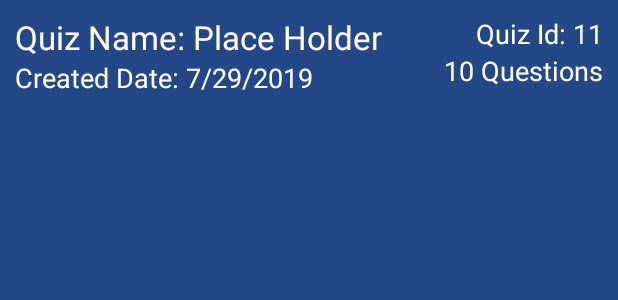
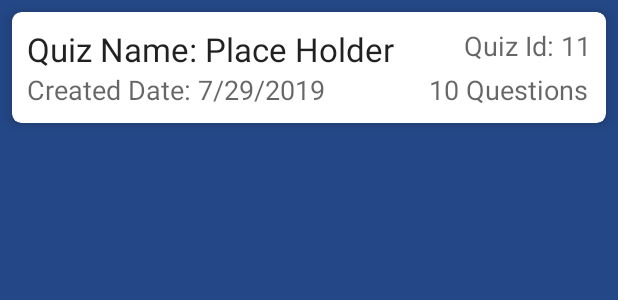
Before and after one commit to johade777/QuoteMNativeAndroid, an Android app: the layout item_view_quiz.xml on its own in the app's theme, with its tools: preview values and no code run, on a phone screen of 412 x 824 dp. Shown: the top 300 px of the screen. Run offline under Robolectric (Android 15) with nearby library versions, the light colour scheme and no system bars.

Commit message:
Improved questions / quizzes list by adding card views, add on longclick listners for deletion, logout implemented

```diff
--- a/app/src/main/java/com/johade/quotem/Views_Activities/LoginActivity.java
+++ b/app/src/main/java/com/johade/quotem/Views_Activities/LoginActivity.java
@@ -34,9 +34,7 @@
         loginButton = findViewById(R.id.loginButton);
         registerButton = findViewById(R.id.registerButton);
         repository = new QuoteMRepository(this);
-
         loginButton.setOnClickListener(view -> login());
-
         registerButton.setOnClickListener(view -> register());
 
         checkIfLoggedIn();
@@ -49,7 +47,7 @@
         call.enqueue(new Callback<LoginResponse>() {
             @Override
             public void onResponse(Call<LoginResponse> call, Response<LoginResponse> response) {
-                if(response.isSuccessful()) {
+                if(response.isSuccessful() && response.body().getAuthToken() != null) {
                     Toast.makeText(LoginActivity.this, "Token: " + response.body().getAuthToken(), Toast.LENGTH_LONG).show();
                     repository.setToken(response.body().getAuthToken());
                     loggedIn();
--- a/app/src/main/java/com/johade/quotem/Views_Activities/MainActivity.java
+++ b/app/src/main/java/com/johade/quotem/Views_Activities/MainActivity.java
@@ -53,7 +53,7 @@
     }
 
     private void logout(){
-        //Call Logout api
+        repository.logout();
         this.finish();
     }
 
--- a/app/src/main/java/com/johade/quotem/Views_Activities/QuestionsActivity.java
+++ b/app/src/main/java/com/johade/quotem/Views_Activities/QuestionsActivity.java
@@ -1,6 +1,7 @@
 package com.johade.quotem.Views_Activities;
 
 import androidx.appcompat.app.AppCompatActivity;
+import androidx.recyclerview.widget.DividerItemDecoration;
 import androidx.recyclerview.widget.LinearLayoutManager;
 import androidx.recyclerview.widget.RecyclerView;
 
@@ -82,4 +83,9 @@
     @Override
     public void onItemClick(int itemPosition) {
     }
+
+    @Override
+    public void onItemLongClick(int itemPostion) {
+        Toast.makeText(this, "Long Click: " + adapter.getQuestion(itemPostion).question, Toast.LENGTH_SHORT).show();
+    }
 }
--- a/app/src/main/java/com/johade/quotem/Views_Activities/QuizzesActivity.java
+++ b/app/src/main/java/com/johade/quotem/Views_Activities/QuizzesActivity.java
@@ -1,6 +1,7 @@
 package com.johade.quotem.Views_Activities;
 
 import androidx.appcompat.app.AppCompatActivity;
+import androidx.recyclerview.widget.DividerItemDecoration;
 import androidx.recyclerview.widget.LinearLayoutManager;
 import androidx.recyclerview.widget.RecyclerView;
 
@@ -79,4 +80,9 @@
         intent.putExtra("quiz_Id", clickedQuiz.getQuiz_id());
         startActivity(intent);
     }
+
+    @Override
+    public void onItemLongClick(int itemPostion) {
+        Toast.makeText(this, "Long Click: " + adapter.getQuiz(itemPostion).getQuiz_name(), Toast.LENGTH_SHORT).show();
+    }
 }
--- a/app/src/main/java/com/johade/quotem/adapters/OnRecyclerItemClickListener.java
+++ b/app/src/main/java/com/johade/quotem/adapters/OnRecyclerItemClickListener.java
@@ -2,4 +2,5 @@
 
 public interface OnRecyclerItemClickListener {
     void onItemClick(int itemPosition);
+    void onItemLongClick(int itemPostion);
 }
--- a/app/src/main/java/com/johade/quotem/model/LoginResponse.java
+++ b/app/src/main/java/com/johade/quotem/model/LoginResponse.java
@@ -14,6 +14,9 @@
     }
 
     public String getAuthToken() {
+        if(authToken == null){
+            return null;
+        }
         return "Bearer: " + authToken;
     }
 
--- a/app/src/main/java/com/johade/quotem/service/QuoteMRepository.java
+++ b/app/src/main/java/com/johade/quotem/service/QuoteMRepository.java
@@ -86,13 +86,16 @@
         return questionService.insertQuestion(quiz_id, question, answer, wrong1, wrong2, wrong3, getToken());
     }
 
-
     public void setToken(String token){
         preferences.edit().putString("token", token).commit();
     }
 
     public String getToken(){
         return preferences.getString("token", "");
+    }
+
+    public void logout(){
+        preferences.edit().clear().commit();
     }
 
     private static class InsertScore extends AsyncTask<Highscore, Void, Void>{
--- a/app/src/main/res/layout/item_view_quiz.xml
+++ b/app/src/main/res/layout/item_view_quiz.xml
@@ -1,8 +1,16 @@
 <?xml version="1.0" encoding="utf-8"?>
+<androidx.cardview.widget.CardView xmlns:android="http://schemas.android.com/apk/res/android"
+    xmlns:app="http://schemas.android.com/apk/res-auto"
+    android:layout_width="match_parent"
+    android:layout_height="wrap_content"
+    app:cardBackgroundColor="@android:color/background_light"
+    android:layout_margin="8dp"
+    app:cardCornerRadius="6dp"
+    app:cardElevation="6dp">
+
     <RelativeLayout xmlns:android="http://schemas.android.com/apk/res/android"
         android:layout_width="match_parent"
         android:layout_height="wrap_content"
-    android:background="@color/background_color"
         android:orientation="vertical"
         android:padding="10dp">
 
@@ -11,36 +19,36 @@
             android:layout_width="match_parent"
             android:layout_height="wrap_content"
             android:layout_toStartOf="@id/quizId"
-        android:textAppearance="@style/TextAppearance.AppCompat.Large"
-        android:textColor="@color/highscoreTextColor"
-        android:text="Quiz Name: Place Holder" />
+            android:text="Quiz Name: Place Holder"
+            android:textAppearance="@style/TextAppearance.AppCompat.Large" />
 
         <TextView
             android:id="@+id/quizId"
             android:layout_width="wrap_content"
             android:layout_height="wrap_content"
             android:layout_alignParentEnd="true"
-        android:textAppearance="@style/TextAppearance.AppCompat.Medium"
-        android:textColor="@color/highscoreTextColor"
-        android:text="Quiz Id: 11" />
+            android:text="Quiz Id: 11"
+            android:textAppearance="@style/TextAppearance.AppCompat.Medium" />
 
         <TextView
             android:id="@+id/quizDate"
-        android:layout_below="@id/quizName"
             android:layout_width="wrap_content"
             android:layout_height="wrap_content"
-        android:textAppearance="@style/TextAppearance.AppCompat.Medium"
-        android:textColor="@color/highscoreTextColor"
-        android:text="Created Date: 7/29/2019" />
+            android:layout_below="@id/quizName"
+            android:text="Created Date: 7/29/2019"
+            android:textAppearance="@style/TextAppearance.AppCompat.Medium" />
 
         <TextView
             android:id="@+id/questionNumber"
             android:layout_width="wrap_content"
+            android:layout_height="wrap_content"
             android:layout_below="@id/quizId"
-        android:layout_height="wrap_content"
             android:layout_alignParentEnd="true"
-        android:textAppearance="@style/TextAppearance.AppCompat.Medium"
-        android:textColor="@color/highscoreTextColor"
-        android:text="10 Questions" />
+            android:layout_alignBaseline="@id/quizDate"
+            android:layout_marginTop="4dp"
+            android:layout_marginEnd="2dp"
+            android:text="10 Questions"
+            android:textAppearance="@style/TextAppearance.AppCompat.Medium" />
 
     </RelativeLayout>
+</androidx.cardview.widget.CardView>
```
Also changed, not shown: app/src/main/java/com/johade/quotem/adapters/QuestionAdapter.java (+8 -1 lines), app/src/main/java/com/johade/quotem/adapters/QuizAdapter.java (+8 -1 lines), app/src/main/res/layout/item_view_question.xml (+15 -9 lines). Lines whose indentation alone changed are shown as unchanged.
